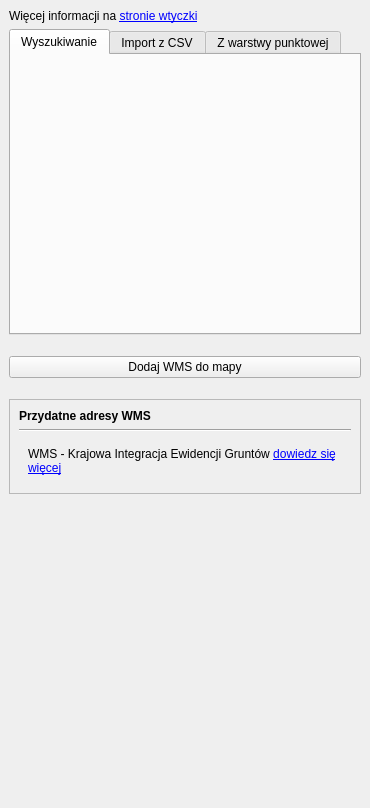
This is wyszukiwarka-gugik-uldk/plugin_dockwidget_base.ui in gis-support/wyszukiwarka-gugik-uldk as Qt 5 draws it before an edit. The edited form follows.
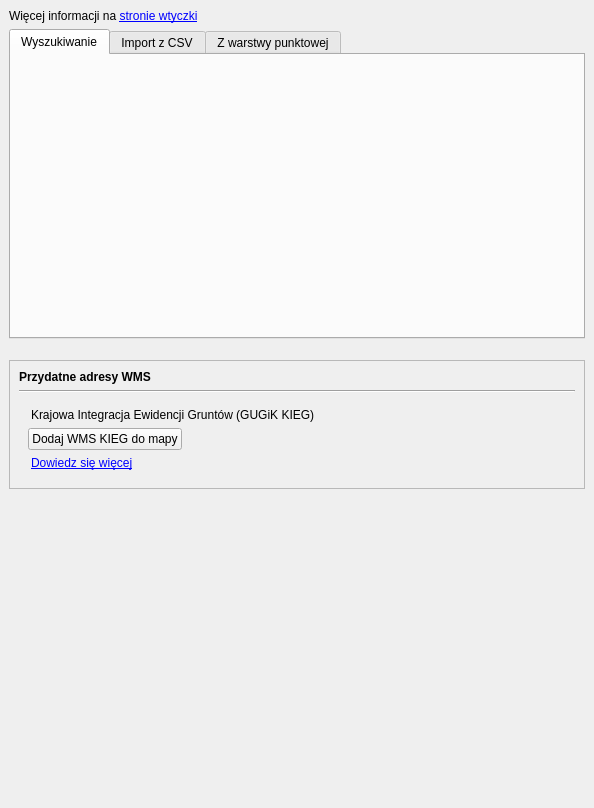
This is the edited form.

Commit message: zmiany w panelu 'przydatne adresy wms'

```diff
--- a/wyszukiwarka-gugik-uldk/plugin_dockwidget_base.ui
+++ b/wyszukiwarka-gugik-uldk/plugin_dockwidget_base.ui
@@ -6,7 +6,7 @@
    <rect>
     <x>0</x>
     <y>0</y>
-    <width>370</width>
+    <width>594</width>
     <height>808</height>
    </rect>
   </property>
@@ -14,7 +14,7 @@
    <string>Wyszukiwarka działek ewidencyjnych (GUGiK ULDK)</string>
   </property>
   <widget class="QWidget" name="dockWidgetContents">
-   <layout class="QVBoxLayout" name="verticalLayout_2">
+   <layout class="QVBoxLayout" name="verticalLayout_4">
     <item>
      <widget class="QLabel" name="label_uldk_info">
       <property name="text">
@@ -132,29 +132,6 @@
       </property>
      </spacer>
     </item>
-    <item>
-     <widget class="QPushButton" name="button_wms">
-      <property name="text">
-       <string>Dodaj WMS do mapy</string>
-      </property>
-     </widget>
-    </item>
-    <item>
-     <spacer name="verticalSpacer_4">
-      <property name="orientation">
-       <enum>Qt::Vertical</enum>
-      </property>
-      <property name="sizeType">
-       <enum>QSizePolicy::Minimum</enum>
-      </property>
-      <property name="sizeHint" stdset="0">
-       <size>
-        <width>20</width>
-        <height>15</height>
-       </size>
-      </property>
-     </spacer>
-    </item>
     <item>
      <widget class="QFrame" name="frame">
       <property name="frameShape">
@@ -163,7 +140,7 @@
       <property name="frameShadow">
        <enum>QFrame::Raised</enum>
       </property>
-      <layout class="QVBoxLayout" name="verticalLayout_4">
+      <layout class="QVBoxLayout" name="verticalLayout_2">
        <item>
         <widget class="QLabel" name="label_2">
          <property name="text">
@@ -182,19 +159,37 @@
         </widget>
        </item>
        <item>
+        <widget class="QFrame" name="frame_2">
+         <property name="frameShape">
+          <enum>QFrame::NoFrame</enum>
+         </property>
+         <property name="frameShadow">
+          <enum>QFrame::Raised</enum>
+         </property>
         <layout class="QVBoxLayout" name="verticalLayout_5">
-         <property name="leftMargin">
-          <number>9</number>
-         </property>
-         <property name="topMargin">
-          <number>9</number>
-         </property>
-         <property name="rightMargin">
-          <number>9</number>
-         </property>
-         <property name="bottomMargin">
-          <number>9</number>
-         </property>
+          <item>
+           <widget class="QLabel" name="label_3">
+            <property name="text">
+             <string>Krajowa Integracja Ewidencji Gruntów (GUGiK KIEG)</string>
+            </property>
+            <property name="indent">
+             <number>3</number>
+            </property>
+           </widget>
+          </item>
+          <item>
+           <widget class="QPushButton" name="button_wms_kieg">
+            <property name="sizePolicy">
+             <sizepolicy hsizetype="Fixed" vsizetype="Fixed">
+              <horstretch>0</horstretch>
+              <verstretch>0</verstretch>
+             </sizepolicy>
+            </property>
+            <property name="text">
+             <string>Dodaj WMS KIEG do mapy</string>
+            </property>
+           </widget>
+          </item>
          <item>
           <widget class="QLabel" name="label">
            <property name="maximumSize">
@@ -204,7 +199,7 @@
             </size>
            </property>
            <property name="text">
-            <string>&lt;html&gt;&lt;head/&gt;&lt;body&gt;&lt;p&gt;WMS - Krajowa Integracja Ewidencji Gruntów &lt;a href=&quot;https://gis-support.pl/aktualne-dane-ewidencyjne-z-ponad-300-powiatow-w-jednej-usludze-wms-tak-w-polsce/&quot;&gt;&lt;span style=&quot; text-decoration: underline; color:#0000ff;&quot;&gt;dowiedz się więcej&lt;/span&gt;&lt;/a&gt;&lt;/p&gt;&lt;/body&gt;&lt;/html&gt;</string>
+             <string>&lt;html&gt;&lt;head/&gt;&lt;body&gt;&lt;p&gt;&lt;a href=&quot;https://gis-support.pl/aktualne-dane-ewidencyjne-z-ponad-300-powiatow-w-jednej-usludze-wms-tak-w-polsce/&quot;&gt;&lt;span style=&quot; text-decoration: underline; color:#0000ff;&quot;&gt;Dowiedz się więcej&lt;/span&gt;&lt;/a&gt;&lt;/p&gt;&lt;/body&gt;&lt;/html&gt;</string>
            </property>
            <property name="textFormat">
             <enum>Qt::RichText</enum>
@@ -212,12 +207,16 @@
            <property name="wordWrap">
             <bool>true</bool>
            </property>
+            <property name="indent">
+             <number>3</number>
+            </property>
            <property name="openExternalLinks">
             <bool>true</bool>
            </property>
           </widget>
          </item>
         </layout>
+        </widget>
        </item>
       </layout>
      </widget>
```
Lines whose indentation alone changed are shown as unchanged. The commit also changes 1 other file.
